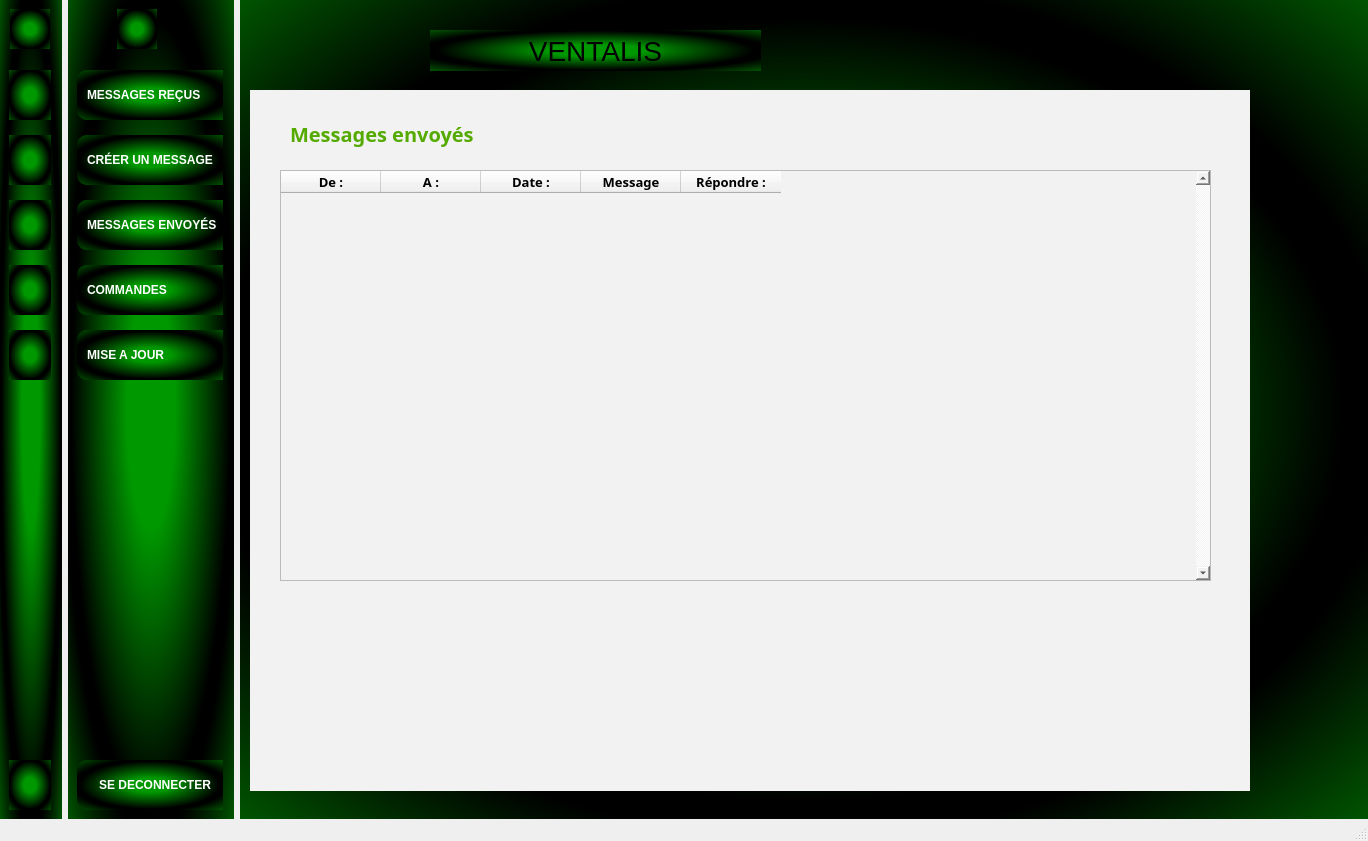
This is sidebar4.ui in Aleks512/desktop_ventalis as Qt 5 draws it before an edit. The edited form follows.
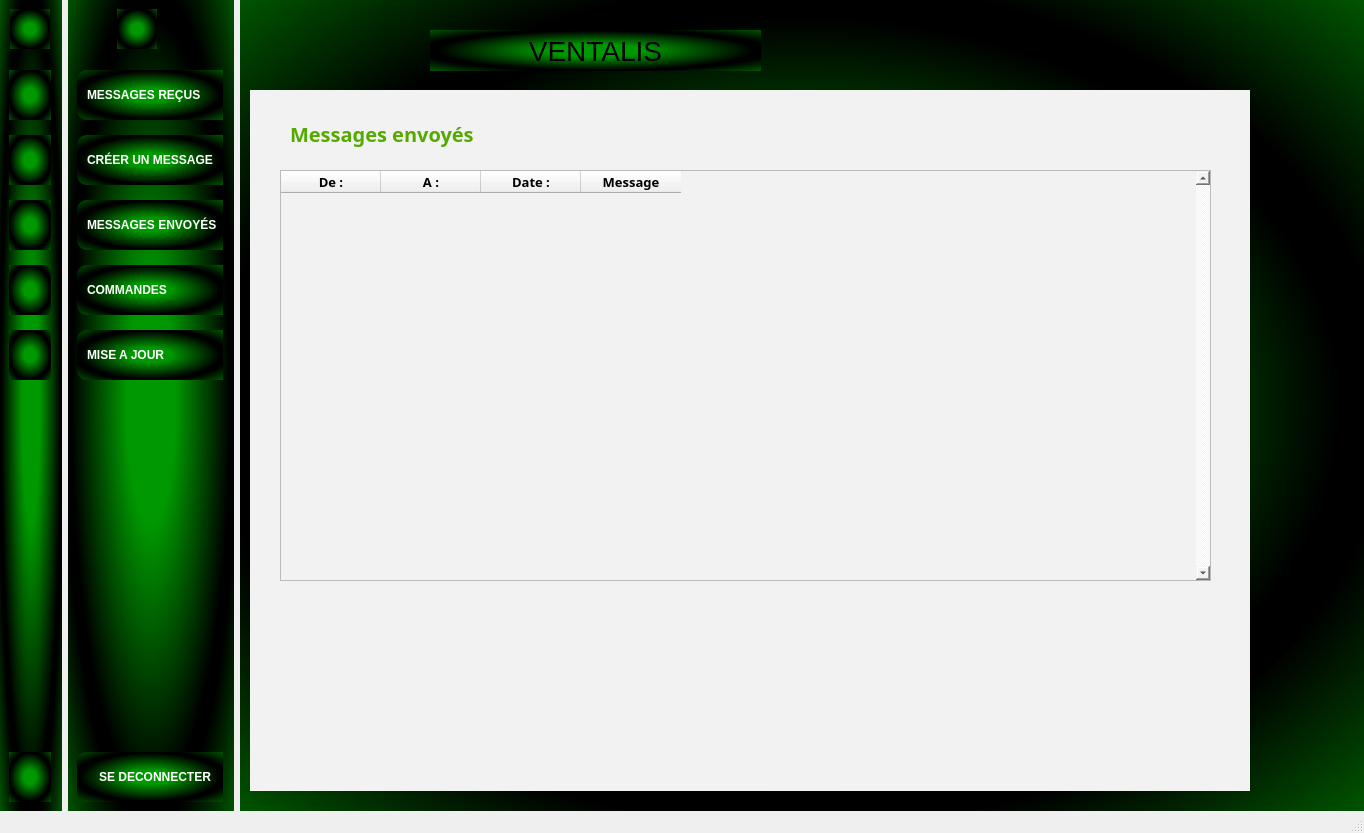
This is the edited form. The open tabs and pages were chosen to show the change. Icons and pictures are not drawn.

Commit message: update ui et send message implementation

Diff of the .ui file:
```diff
--- a/sidebar4.ui
+++ b/sidebar4.ui
@@ -6,8 +6,8 @@
    <rect>
     <x>0</x>
     <y>0</y>
-    <width>1368</width>
-    <height>841</height>
+    <width>1364</width>
+    <height>833</height>
    </rect>
   </property>
   <property name="font">
@@ -901,22 +901,6 @@
             <normaloff>:/images/new_images/outline_shopping_bag_black_24dp.png</normaloff>:/images/new_images/outline_shopping_bag_black_24dp.png</iconset>
           </property>
          </column>
-         <column>
-          <property name="text">
-           <string>Répondre :</string>
-          </property>
-          <property name="font">
-           <font>
-            <family>Arial Black</family>
-            <pointsize>10</pointsize>
-            <bold>true</bold>
-           </font>
-          </property>
-          <property name="icon">
-           <iconset resource="../pyQt5_prject/ressources.qrc">
-            <normaloff>:/images/new_images/outline_send_black_24dp.png</normaloff>:/images/new_images/outline_send_black_24dp.png</iconset>
-          </property>
-         </column>
         </widget>
        </widget>
        <widget class="QWidget" name="orders_page">
```
Left out of the diff: 19 changed lines with no effect on the pictures. The commit also changes 4 other files.
